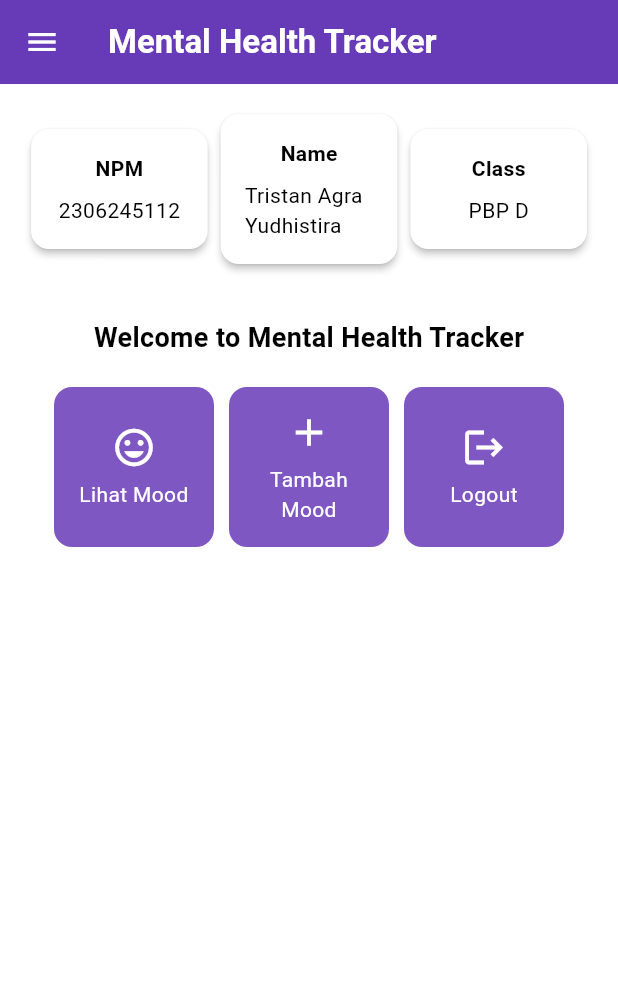
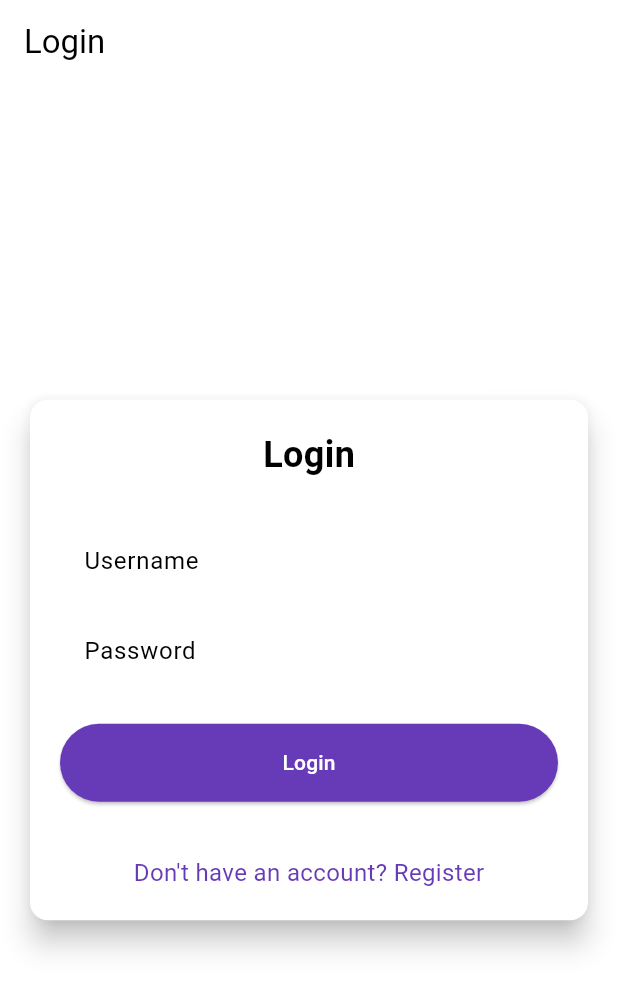
Before and after one commit to TrayMachi/mental-health-tracker-mobile, a Flutter app: the screen it shows after launch, on a phone screen of 412 x 824 dp. Shown: the top 991 px of the screen. Run offline on Flutter 3.47's test engine with Material 3 defaults, Android fonts, the phone set to English and light mode, and no system bars; missing offline and left inert: pbp_django_auth.

Commit message:
feat: tutoriak 9

```diff
--- a/lib/main.dart
+++ b/lib/main.dart
@@ -1,5 +1,7 @@
 import 'package:flutter/material.dart';
-import 'package:mental_health_tracker/screens/menu.dart';
+import 'package:mental_health_tracker/screens/login.dart';
+import 'package:pbp_django_auth/pbp_django_auth.dart';
+import 'package:provider/provider.dart';
 
 void main() {
   runApp(const MyApp());
@@ -8,33 +10,23 @@ void main() {
 class MyApp extends StatelessWidget {
   const MyApp({super.key});
 
-  // This widget is the root of your application.
   @override
   Widget build(BuildContext context) {
-    return MaterialApp(
-      title: 'Flutter Demo',
-      theme: ThemeData(
-        // This is the theme of your application.
-        //
-        // TRY THIS: Try running your application with "flutter run". You'll see
-        // the application has a purple toolbar. Then, without quitting the app,
-        // try changing the seedColor in the colorScheme below to Colors.green
-        // and then invoke "hot reload" (save your changes or press the "hot
-        // reload" button in a Flutter-supported IDE, or press "r" if you used
-        // the command line to start the app).
-        //
-        // Notice that the counter didn't reset back to zero; the application
-        // state is not lost during the reload. To reset the state, use hot
-        // restart instead.
-        //
-        // This works for code too, not just values: Most code changes can be
-        // tested with just a hot reload.
-        colorScheme: ColorScheme.fromSwatch(
-          primarySwatch: Colors.deepPurple,
-        ).copyWith(secondary: Colors.deepPurple[400]),
-        useMaterial3: true,
+    return Provider(
+      create: (_) {
+        CookieRequest request = CookieRequest();
+        return request;
+      },
+      child: MaterialApp(
+        title: 'Mental Health Tracker',
+        theme: ThemeData(
+          useMaterial3: true,
+          colorScheme: ColorScheme.fromSwatch(
+            primarySwatch: Colors.deepPurple,
+          ).copyWith(secondary: Colors.deepPurple[400]),
+        ),
+        home: const LoginPage()
       ),
-      home: MyHomePage(),
     );
   }
 }
--- /dev/null
+++ b/lib/screens/login.dart
@@ -0,0 +1,181 @@
+import 'package:mental_health_tracker/screens/menu.dart';
+import 'package:flutter/material.dart';
+import 'package:mental_health_tracker/screens/register.dart';
+import 'package:pbp_django_auth/pbp_django_auth.dart';
+import 'package:provider/provider.dart';
+
+void main() {
+  runApp(const LoginApp());
+}
+
+class LoginApp extends StatelessWidget {
+  const LoginApp({super.key});
+
+  @override
+  Widget build(BuildContext context) {
+    return MaterialApp(
+      title: 'Login',
+      theme: ThemeData(
+        useMaterial3: true,
+        colorScheme: ColorScheme.fromSwatch(
+          primarySwatch: Colors.deepPurple,
+        ).copyWith(secondary: Colors.deepPurple[400]),
+      ),
+      home: const LoginPage(),
+    );
+  }
+}
+
+class LoginPage extends StatefulWidget {
+  const LoginPage({super.key});
+
+  @override
+  State<LoginPage> createState() => _LoginPageState();
+}
+
+class _LoginPageState extends State<LoginPage> {
+  final TextEditingController _usernameController = TextEditingController();
+  final TextEditingController _passwordController = TextEditingController();
+
+  @override
+  Widget build(BuildContext context) {
+    final request = context.watch<CookieRequest>();
+
+    return Scaffold(
+      appBar: AppBar(
+        title: const Text('Login'),
+      ),
+      body: Center(
+        child: SingleChildScrollView(
+          padding: const EdgeInsets.all(16.0),
+          child: Card(
+            elevation: 8,
+            shape: RoundedRectangleBorder(
+              borderRadius: BorderRadius.circular(12.0),
+            ),
+            child: Padding(
+              padding: const EdgeInsets.all(20.0),
+              child: Column(
+                mainAxisSize: MainAxisSize.min,
+                children: [
+                  const Text(
+                    'Login',
+                    style: TextStyle(
+                      fontSize: 24.0,
+                      fontWeight: FontWeight.bold,
+                    ),
+                  ),
+                  const SizedBox(height: 30.0),
+                  TextField(
+                    controller: _usernameController,
+                    decoration: const InputDecoration(
+                      labelText: 'Username',
+                      hintText: 'Enter your username',
+                      border: OutlineInputBorder(
+                        borderRadius: BorderRadius.all(Radius.circular(12.0)),
+                      ),
+                      contentPadding:
+                          EdgeInsets.symmetric(horizontal: 12.0, vertical: 8.0),
+                    ),
+                  ),
+                  const SizedBox(height: 12.0),
+                  TextField(
+                    controller: _passwordController,
+                    decoration: const InputDecoration(
+                      labelText: 'Password',
+                      hintText: 'Enter your password',
+                      border: OutlineInputBorder(
+                        borderRadius: BorderRadius.all(Radius.circular(12.0)),
+                      ),
+                      contentPadding:
+                          EdgeInsets.symmetric(horizontal: 12.0, vertical: 8.0),
+                    ),
+                    obscureText: true,
+                  ),
+                  const SizedBox(height: 24.0),
+                  ElevatedButton(
+                    onPressed: () async {
+                      String username = _usernameController.text;
+                      String password = _passwordController.text;
+
+                      // Cek kredensial
+                      // TODO: Ganti URL dan jangan lupa tambahkan trailing slash (/) di akhir URL!
+                      // Untuk menyambungkan Android emulator dengan Django pada localhost,
+                      // gunakan URL http://10.0.2.2/
+                      final response = await request
+                          .login("http://tristan-agra-mentalhealthtracker.pbp.cs.ui.ac.id/auth/login/", {
+                        'username': username,
+                        'password': password,
+                      });
+
+                      if (request.loggedIn) {
+                        String message = response['message'];
+                        String uname = response['username'];
+                        if (context.mounted) {
+                          Navigator.pushReplacement(
+                            context,
+                            MaterialPageRoute(
+                                builder: (context) => MyHomePage()),
+                          );
+                          ScaffoldMessenger.of(context)
+                            ..hideCurrentSnackBar()
+                            ..showSnackBar(
+                              SnackBar(
+                                  content:
+                                      Text("$message Selamat datang, $uname.")),
+                            );
+                        }
+                      } else {
+                        if (context.mounted) {
+                          showDialog(
+                            context: context,
+                            builder: (context) => AlertDialog(
+                              title: const Text('Login Gagal'),
+                              content: Text(response['message']),
+                              actions: [
+                                TextButton(
+                                  child: const Text('OK'),
+                                  onPressed: () {
+                                    Navigator.pop(context);
+                                  },
+                                ),
+                              ],
+                            ),
+                          );
+                        }
+                      }
+                    },
+                    style: ElevatedButton.styleFrom(
+                      foregroundColor: Colors.white,
+                      minimumSize: Size(double.infinity, 50),
+                      backgroundColor: Theme.of(context).colorScheme.primary,
+                      padding: const EdgeInsets.symmetric(vertical: 16.0),
+                    ),
+                    child: const Text('Login'),
+                  ),
+                  const SizedBox(height: 36.0),
+                  GestureDetector(
+                    onTap: () {
+                      Navigator.push(
+                        context,
+                        MaterialPageRoute(
+                            builder: (context) => const RegisterPage()),
+                      );
+                    },
+                    child: Text(
+                      'Don\'t have an account? Register',
+                      style: TextStyle(
+                        color: Theme.of(context).colorScheme.primary,
+                        fontSize: 16.0,
+                      ),
+                    ),
+                  ),
+                ],
+              ),
+            ),
+          ),
+        ),
+      ),
+    );
+  }
+}
```
Also changed, not shown: lib/models/mood_entry.dart (added, +65 -0 lines), lib/screens/list_moodentry.dart (added, +89 -0 lines), lib/screens/moodentry_form.dart (+36 -27 lines), lib/screens/register.dart (added, +166 -0 lines), lib/widgets/left_drawer.dart (+13 -1 lines), lib/widgets/mood_card.dart (+34 -1 lines).
